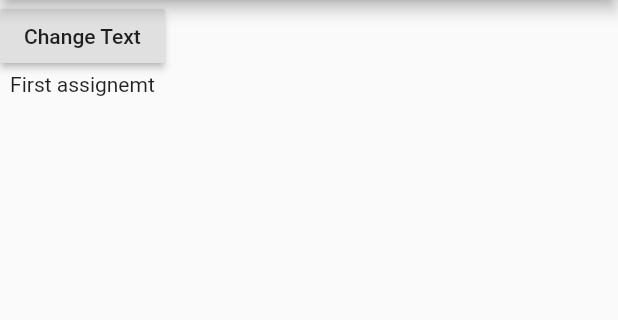
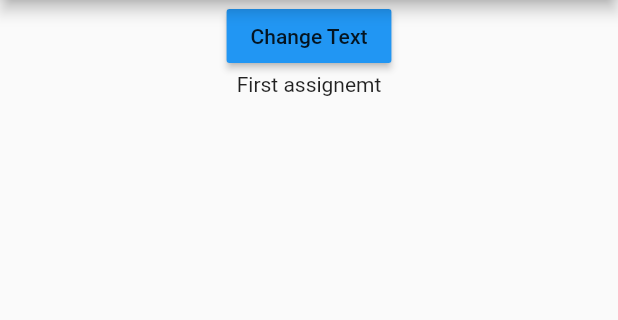
Before and after one commit to shramitgupta/flutterapp-data-chnages-onpressed, a Flutter app: the screen it shows after launch, on a phone screen of 412 x 824 dp, the part 84-404 px from its top. Run offline on Flutter 3.47's test engine with Material 2 defaults, Android fonts, the phone set to English and light mode, and no system bars.

Commit message:
some more finishing touches

```diff
--- a/lib/main.dart
+++ b/lib/main.dart
@@ -20,13 +20,16 @@ class _MyAppState extends State<MyApp> {
         ),
         body: Column(
           children: [
-            RaisedButton(
+            Center(
+              child: RaisedButton(
                 onPressed: () {
                   setState(() {
                     _word = 'Many more to come';
                   });
                 },
                 child: Text('Change Text'),
+                color: Colors.blue,
+              ),
             ),
             Text(_word),
           ],
```
Lines whose indentation alone changed are shown as unchanged.
